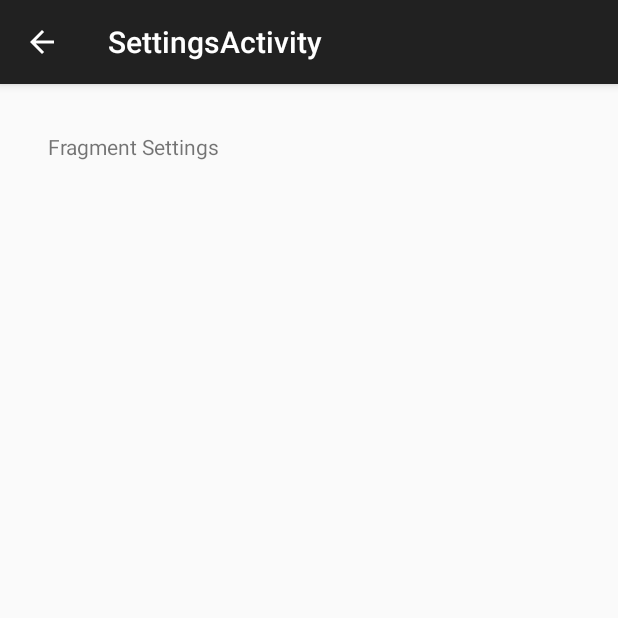
After one commit to lissepark/MongoDBTest, an Android app: the SettingsActivity screen opened directly, with no data from a screen before it, on a phone screen of 412 x 824 dp, the top half of it. The commit adds this screen. Run offline under Robolectric (Android 15) with nearby library versions, the phone set to English and light mode, and no system bars.

Commit message:
add delete from db, add settings activity/fragment

```diff
--- a/app/build.gradle
+++ b/app/build.gradle
@@ -24,6 +24,7 @@ android {
 
 dependencies {
     compile fileTree(dir: 'libs', include: ['*.jar'])
-    compile 'com.android.support:appcompat-v7:23.0.1'
+    compile 'com.android.support:appcompat-v7:23.1.1'
     compile 'org.mongodb:mongo-java-driver:3.0.4'
+    compile 'com.android.support:design:23.1.1'
 }
--- /dev/null
+++ b/app/src/main/java/com/example/hp/mongtest/SettingsActivity.java
@@ -0,0 +1,20 @@
+package com.example.hp.mongtest;
+
+import android.os.Bundle;
+import android.support.design.widget.FloatingActionButton;
+import android.support.design.widget.Snackbar;
+import android.support.v7.app.AppCompatActivity;
+import android.support.v7.widget.Toolbar;
+import android.view.View;
+
+public class SettingsActivity extends AppCompatActivity {
+
+    @Override
+    protected void onCreate(Bundle savedInstanceState) {
+        super.onCreate(savedInstanceState);
+        setContentView(R.layout.activity_settings);
+
+        getSupportActionBar().setDisplayHomeAsUpEnabled(true);
+    }
+
+}
--- /dev/null
+++ b/app/src/main/java/com/example/hp/mongtest/SettingsActivityFragment.java
@@ -0,0 +1,22 @@
+package com.example.hp.mongtest;
+
+import android.support.v4.app.Fragment;
+import android.os.Bundle;
+import android.view.LayoutInflater;
+import android.view.View;
+import android.view.ViewGroup;
+
+/**
+ * A placeholder fragment containing a simple view.
+ */
+public class SettingsActivityFragment extends Fragment {
+
+    public SettingsActivityFragment() {
+    }
+
+    @Override
+    public View onCreateView(LayoutInflater inflater, ViewGroup container,
+                             Bundle savedInstanceState) {
+        return inflater.inflate(R.layout.fragment_settings, container, false);
+    }
+}
--- a/app/src/main/res/layout/activity_main.xml
+++ b/app/src/main/res/layout/activity_main.xml
@@ -43,7 +43,7 @@
     <ListView
     android:id="@+id/list"
     android:layout_width="fill_parent"
-    android:layout_height="100dp"
+    android:layout_height="300dp"
     android:dividerHeight="2sp"
     android:cacheColorHint="@android:color/transparent"
     android:transcriptMode="alwaysScroll"
--- /dev/null
+++ b/app/src/main/res/layout/activity_settings.xml
@@ -0,0 +1,14 @@
+<?xml version="1.0" encoding="utf-8"?>
+<RelativeLayout xmlns:android="http://schemas.android.com/apk/res/android"
+                xmlns:tools="http://schemas.android.com/tools"
+                android:layout_width="match_parent"
+                android:layout_height="match_parent"
+                android:paddingLeft="@dimen/activity_horizontal_margin"
+                android:paddingRight="@dimen/activity_horizontal_margin"
+                android:paddingTop="@dimen/activity_vertical_margin"
+                android:paddingBottom="@dimen/activity_vertical_margin"
+                tools:context=".MainActivity">
+
+    <include layout="@layout/content_settings"/>
+
+</RelativeLayout>
--- /dev/null
+++ b/app/src/main/res/layout/fragment_settings.xml
@@ -0,0 +1,18 @@
+<RelativeLayout xmlns:android="http://schemas.android.com/apk/res/android"
+                xmlns:tools="http://schemas.android.com/tools"
+                android:layout_width="match_parent"
+                android:layout_height="match_parent"
+                android:paddingLeft="@dimen/activity_horizontal_margin"
+                android:paddingRight="@dimen/activity_horizontal_margin"
+                android:paddingTop="@dimen/activity_vertical_margin"
+                android:paddingBottom="@dimen/activity_vertical_margin"
+                tools:showIn="@layout/activity_settings"
+                tools:context="com.example.hp.mongtest.SettingsActivityFragment">
+
+    <TextView
+        android:id="@+id/text_item"
+        android:layout_width="match_parent"
+        android:layout_height="wrap_content"
+        android:text="Fragment Settings"/>
+
+</RelativeLayout>
--- a/app/src/main/res/values/dimens.xml
+++ b/app/src/main/res/values/dimens.xml
@@ -2,4 +2,5 @@
     <!-- Default screen margins, per the Android Design guidelines. -->
     <dimen name="activity_horizontal_margin">16dp</dimen>
     <dimen name="activity_vertical_margin">16dp</dimen>
+    <dimen name="fab_margin">16dp</dimen>
 </resources>
--- a/app/src/main/res/values/strings.xml
+++ b/app/src/main/res/values/strings.xml
@@ -3,4 +3,5 @@
 
     <string name="text_edit">Type your message</string>
     <string name="action_settings">Settings</string>
+    <string name="title_activity_settings">SettingsActivity</string>
 </resources>
--- a/app/src/main/res/values/styles.xml
+++ b/app/src/main/res/values/styles.xml
@@ -4,5 +4,11 @@
     <style name="AppTheme" parent="Theme.AppCompat.Light.DarkActionBar">
         <!-- Customize your theme here. -->
     </style>
+    <style name="AppTheme.NoActionBar">
+        <item name="windowActionBar">false</item>
+        <item name="windowNoTitle">true</item>
+    </style>
+    <style name="AppTheme.AppBarOverlay" parent="ThemeOverlay.AppCompat.Dark.ActionBar"/>
+    <style name="AppTheme.PopupOverlay" parent="ThemeOverlay.AppCompat.Light"/>
 
 </resources>
```
Also changed, not shown: app/src/main/AndroidManifest.xml (+10 -1 lines), app/src/main/java/com/example/hp/mongtest/DataFetch.java (+1 -13 lines), app/src/main/java/com/example/hp/mongtest/MainActivity.java (+53 -20 lines), app/src/main/java/com/example/hp/mongtest/connect/MyHttpClient.java (+1 -61 lines), app/src/main/res/layout/content_settings.xml (added, +9 -0 lines), app/src/main/res/layout/list_item.xml (added, +26 -0 lines), app/src/main/res/menu/menu_settings.xml (added, +9 -0 lines), app/src/main/res/values-v21/styles.xml (added, +8 -0 lines), 2 other files.
